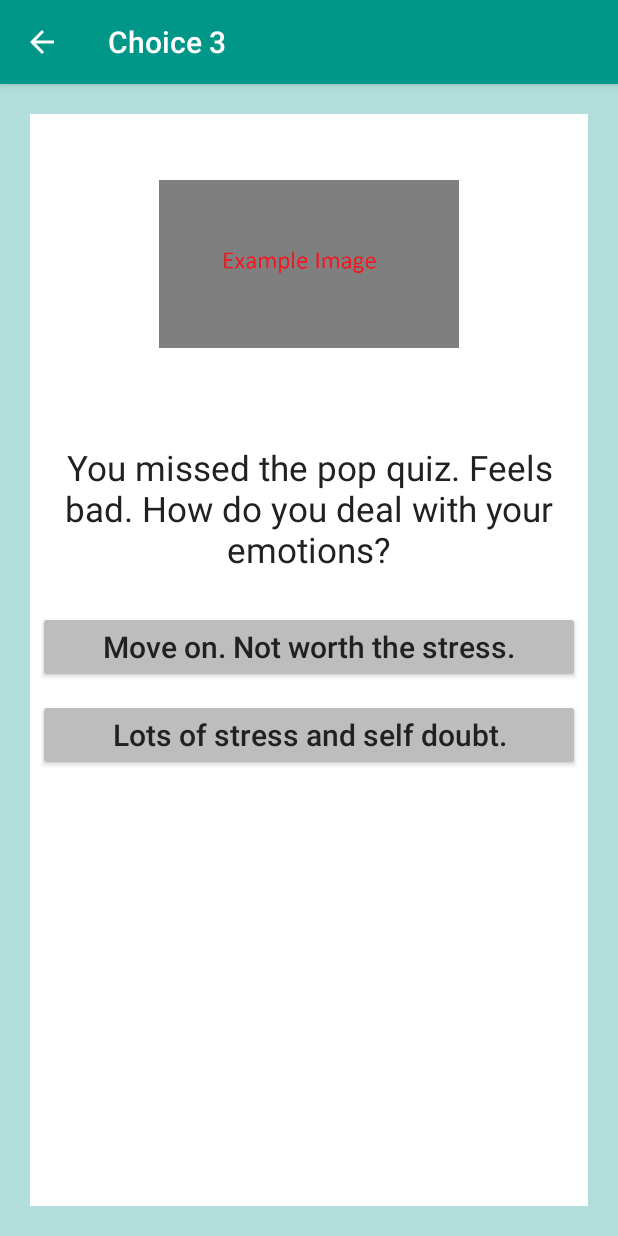
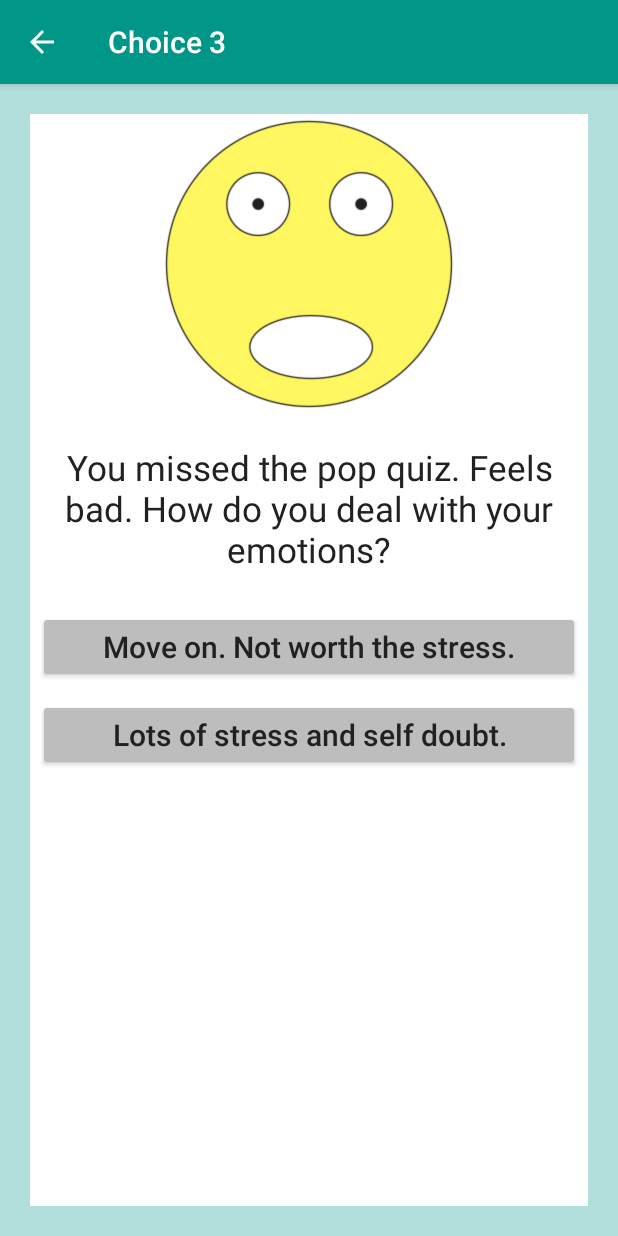
Before and after one commit to bng8/ChooseWisely, an Android app: the Page_3d screen opened directly, with no data from a screen before it, on a phone screen of 412 x 824 dp. Run offline under Robolectric (Android 15) with nearby library versions, the phone set to English and light mode, and no system bars; 1 statement that could not run was skipped.

Commit message:
one more image

```diff
--- a/app/src/main/res/layout/activity_page_3d.xml
+++ b/app/src/main/res/layout/activity_page_3d.xml
@@ -24,7 +24,7 @@
                 tools:ignore="ContentDescription"
                 android:layout_width="200dp"
                 android:layout_height="200dp"
-                android:src="@drawable/example_image"
+                android:src="@drawable/emoji_3d"
                 android:layout_gravity="center"/>
 
             <TextView
```
Also changed, not shown: app/src/main/res/drawable/emoji_3d.png (added).
